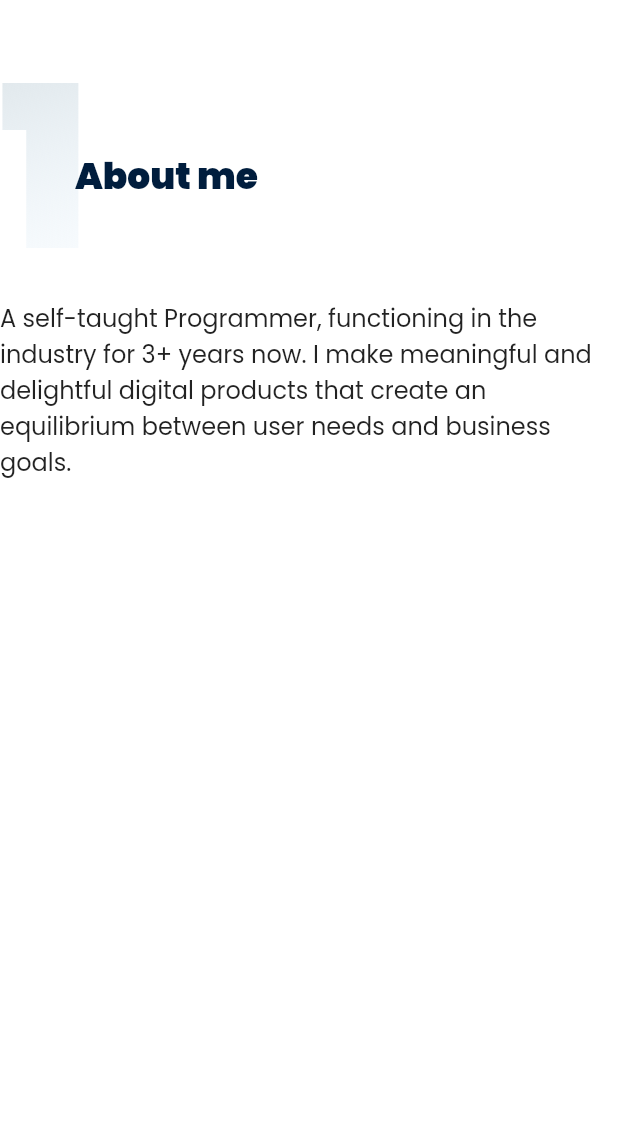
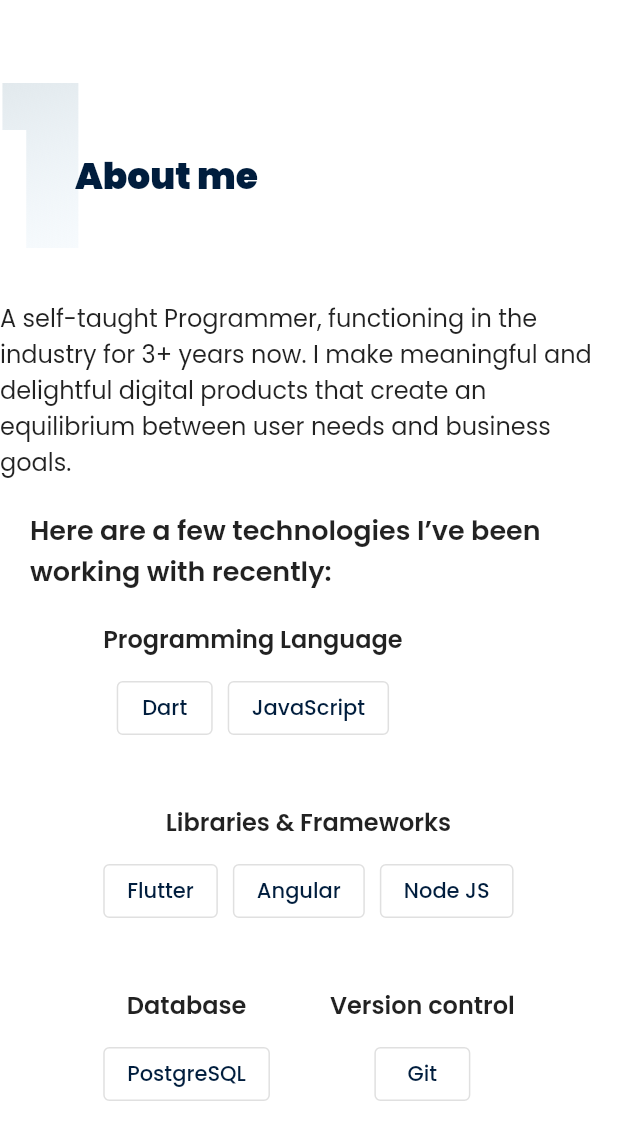
Before and after one commit to MadhanGannarapu/portfolio, a Flutter app: the AboutScreen widget shown alone on an empty page, opened directly, on a phone screen of 412 x 824 dp. Shown: the top 1140 px of the screen. Run offline on Flutter 3.47's test engine with Material 2 defaults, Android fonts, the phone set to English and light mode, and no system bars; our stand-ins replace auto_size_text, google_fonts.

Commit message:
responsive layout setup

```diff
--- a/lib/constants/theme.dart
+++ b/lib/constants/theme.dart
@@ -13,23 +13,20 @@ class AppThemes {
 
   static final lightTheme = ThemeData(
       scaffoldBackgroundColor: Colors.white,
-      primaryColor: Colors.white,
-      colorScheme: const ColorScheme.light(),
+      primaryColor: AppColors.maastrichtBlue,
       textTheme: GoogleFonts.poppinsTextTheme(ThemeData.light().textTheme),
       dividerTheme: const DividerThemeData(color: AppColors.black),
       textButtonTheme: TextButtonThemeData(
-        style: TextButton.styleFrom(primary: Colors.black),
+        style: TextButton.styleFrom(foregroundColor: AppColors.maastrichtBlue),
       ),
       elevatedButtonTheme: ElevatedButtonThemeData(
         style: ElevatedButton.styleFrom(
-          onPrimary: Colors.white,
-          primary: AppColors.black,
+          foregroundColor: Colors.white, backgroundColor: AppColors.maastrichtBlue,
         ),
       ),
       outlinedButtonTheme: OutlinedButtonThemeData(
         style: OutlinedButton.styleFrom(
-          primary: Colors.purple,
-          backgroundColor: Colors.green,
+          foregroundColor: AppColors.maastrichtBlue,
         ),
       ),
       appBarTheme: const AppBarTheme(backgroundColor: AppColors.white));
--- a/lib/view/screens/about_me_screen.dart
+++ b/lib/view/screens/about_me_screen.dart
@@ -1,5 +1,6 @@
 import 'package:flutter/material.dart';
 import '../../constants/text_styles.dart';
+import '../widgets/skills_widget.dart';
 import '../widgets/title_with_gradient_number.dart';
 
 class AboutScreen extends StatelessWidget {
@@ -14,7 +15,8 @@ class AboutScreen extends StatelessWidget {
         Text(
             "A self-taught Programmer, functioning in the industry for 3+ years now. I make meaningful and delightful digital products that create an equilibrium between user needs and business goals.",
             style: AppTextStyles.normal),
-        SizedBox(height: 200)
+        SkillsWidget(),
+        SizedBox(height: 200),
       ],
     );
   }
--- /dev/null
+++ b/lib/view/widgets/skills_widget.dart
@@ -0,0 +1,72 @@
+import 'package:flutter/material.dart';
+
+class SkillsWidget extends StatelessWidget {
+  const SkillsWidget({super.key});
+
+  @override
+  Widget build(BuildContext context) {
+    return Container(
+      padding: const EdgeInsets.all(20),
+      width: MediaQuery.of(context).size.width,
+      child: Column(
+        children: [
+          const Text(
+            "Here are a few technologies I’ve been working with recently:",
+            style: TextStyle(fontSize: 18, fontWeight: FontWeight.w600),
+          ),
+          Wrap(
+            runAlignment: WrapAlignment.spaceBetween,
+            children: const [
+              SkillsWithHeader(
+                header: 'Programming Language',
+                techStack: ['Dart', 'JavaScript'],
+              ),
+              SkillsWithHeader(
+                header: 'Libraries & Frameworks',
+                techStack: ['Flutter', 'Angular', 'Node JS'],
+              ),
+              SkillsWithHeader(
+                header: 'Database',
+                techStack: ['PostgreSQL'],
+              ),
+              SkillsWithHeader(
+                header: 'Version control',
+                techStack: ['Git'],
+              ),
+            ],
+          )
+        ],
+      ),
+    );
+  }
+}
+
+class SkillsWithHeader extends StatelessWidget {
+  const SkillsWithHeader(
+      {super.key, required this.header, required this.techStack});
+  final String header;
+  final List<String> techStack;
+
+  @override
+  Widget build(BuildContext context) {
+    return Container(
+      padding: const EdgeInsets.all(20),
+      child: Column(
+        children: [
+          Text(
+            header,
+            style: const TextStyle(fontSize: 16, fontWeight: FontWeight.w600),
+          ),
+          const SizedBox(height: 10),
+          Wrap(
+            runSpacing: 10,
+            spacing: 10,
+            children: techStack
+                .map((e) => OutlinedButton(onPressed: () {}, child: Text(e)))
+                .toList(),
+          )
+        ],
+      ),
+    );
+  }
+}
--- a/pubspec.yaml
+++ b/pubspec.yaml
@@ -32,6 +32,7 @@ dependencies:
   google_fonts: ^3.0.1
   provider: ^6.0.3
   font_awesome_flutter: ^10.1.0
+  auto_size_text: ^3.0.0
 
 
   # The following adds the Cupertino Icons font to your application.
```
Also changed, not shown: lib/main.dart (+4 -4 lines), lib/view/screens/home_screen.dart (+15 -12 lines), lib/view/screens/main_screen.dart (+67 -74 lines), lib/view/screens/responsive/responsive.dart (added, +47 -0 lines), lib/view/widgets/navbar/bottom_appbar.dart (added, +80 -0 lines), lib/view/widgets/navbar/sidebar_widget.dart (added, +52 -0 lines), pubspec.lock, 5 other files.
